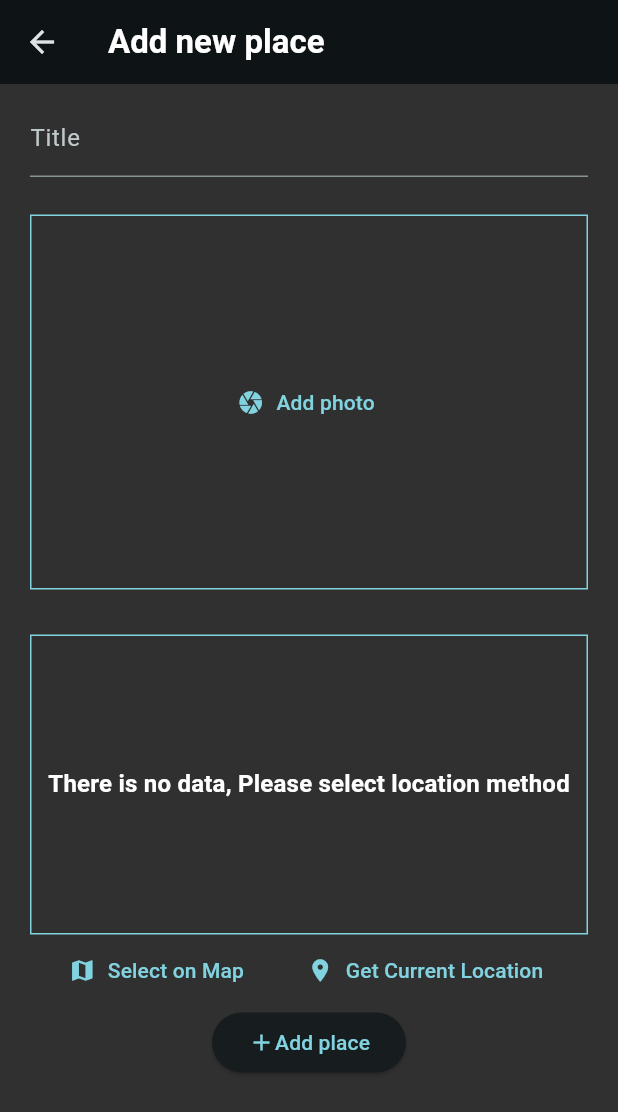
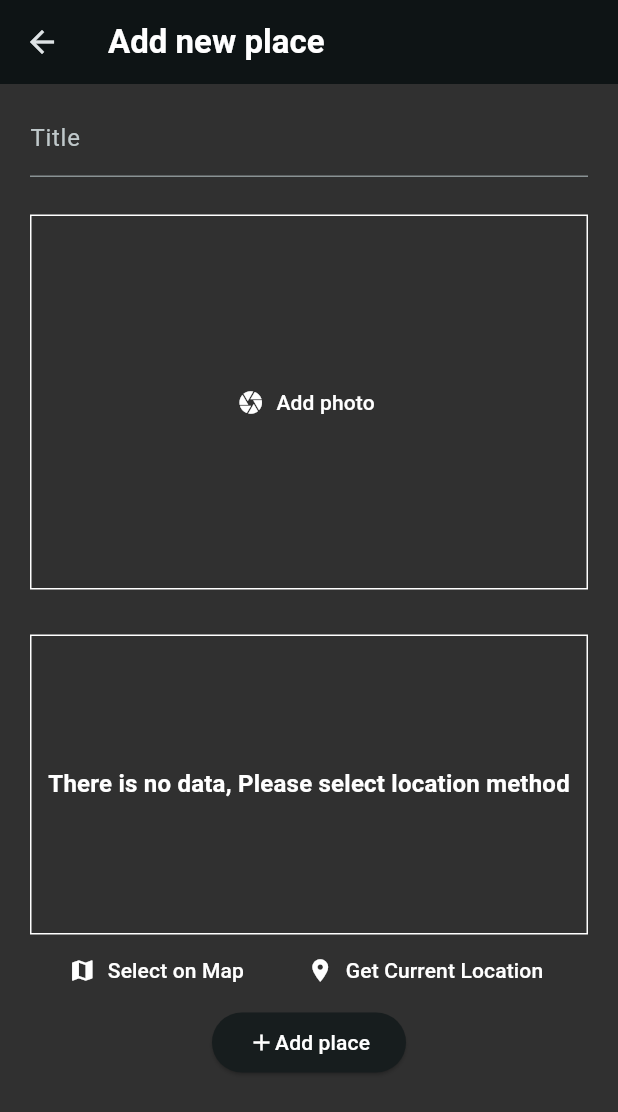
Before and after one commit to MostafaHamed-W/spot_savvy, a Flutter app: the NewPlcae screen opened directly, on a phone screen of 412 x 824 dp. Shown: the top 1112 px of the screen. Run offline on Flutter 3.47's test engine with Material 3 defaults, Android fonts, the phone set to English and light mode, and no system bars; our stand-ins replace flutter_riverpod, google_fonts, image_picker, location, sqflite; accounts and stored records are empty.

Commit message:
Update Theme

```diff
--- a/lib/main.dart
+++ b/lib/main.dart
@@ -8,6 +8,7 @@ final colorScheme = ColorScheme.fromSeed(
   brightness: Brightness.dark,
   seedColor: const Color.fromARGB(255, 114, 114, 114),
   background: const Color.fromARGB(255, 48, 48, 48),
+  primary: Colors.white,
 );
 
 final theme = ThemeData().copyWith(
@@ -24,6 +25,7 @@ final theme = ThemeData().copyWith(
       fontWeight: FontWeight.bold,
     ),
   ),
+  cardTheme: const CardTheme(color: Colors.black),
 );
 
 void main() {
@@ -40,6 +42,7 @@ class SpotSavvy extends StatelessWidget {
   @override
   Widget build(BuildContext context) {
     return MaterialApp(
+      debugShowCheckedModeBanner: false,
       title: 'Great Places',
       theme: theme,
       home: const Places(),
```
Also changed, not shown: lib/views/place.dart (+12 -1 lines).
